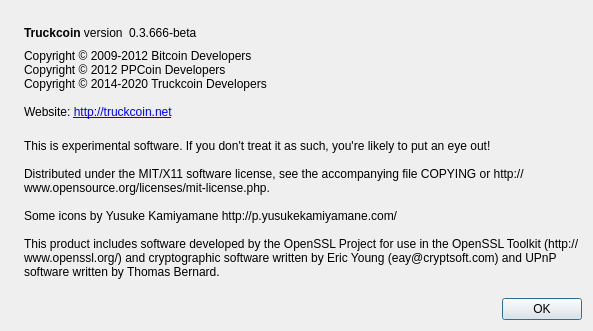
First picture: the form in src/qt/forms/aboutdialog.ui, repository truckit/Truckcoin, before the edit.
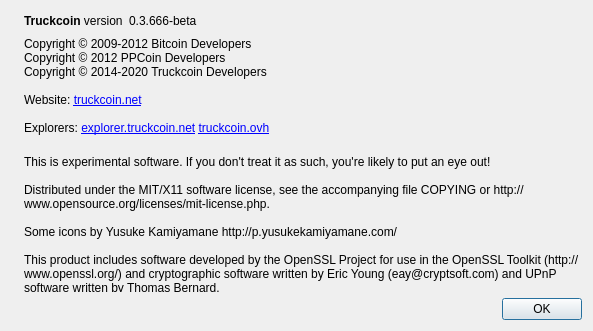
Second picture: the form after the edit. Icons and pictures are not drawn.

Commit message: Add explorers links to about window, update readme

The edit to the form file:
```diff
--- a/src/qt/forms/aboutdialog.ui
+++ b/src/qt/forms/aboutdialog.ui
@@ -95,7 +95,8 @@
 Copyright © 2009-2012 Bitcoin Developers&lt;br/&gt;
 Copyright © 2012 PPCoin Developers&lt;br/&gt;
 Copyright © 2014-2020 Truckcoin Developers&lt;br/&gt;&lt;br/&gt;
-Website: &lt;a href=&quot;http://truckcoin.net&quot;&gt;http://truckcoin.net&lt;/a&gt;
+Website: &lt;a href=&quot;http://truckcoin.net&quot;&gt;truckcoin.net&lt;/a&gt;&lt;br/&gt;&lt;br/&gt;
+Explorers: &lt;a href=&quot;http://explorer.truckcoin.net/&quot;&gt;explorer.truckcoin.net&lt;/a&gt; &lt;a href=&quot;http://truckcoin.ovh/&quot;&gt;truckcoin.ovh&lt;/a&gt;
        </string>
        </property>
        <property name="textFormat">
```
The commit also changes 1 other file.
